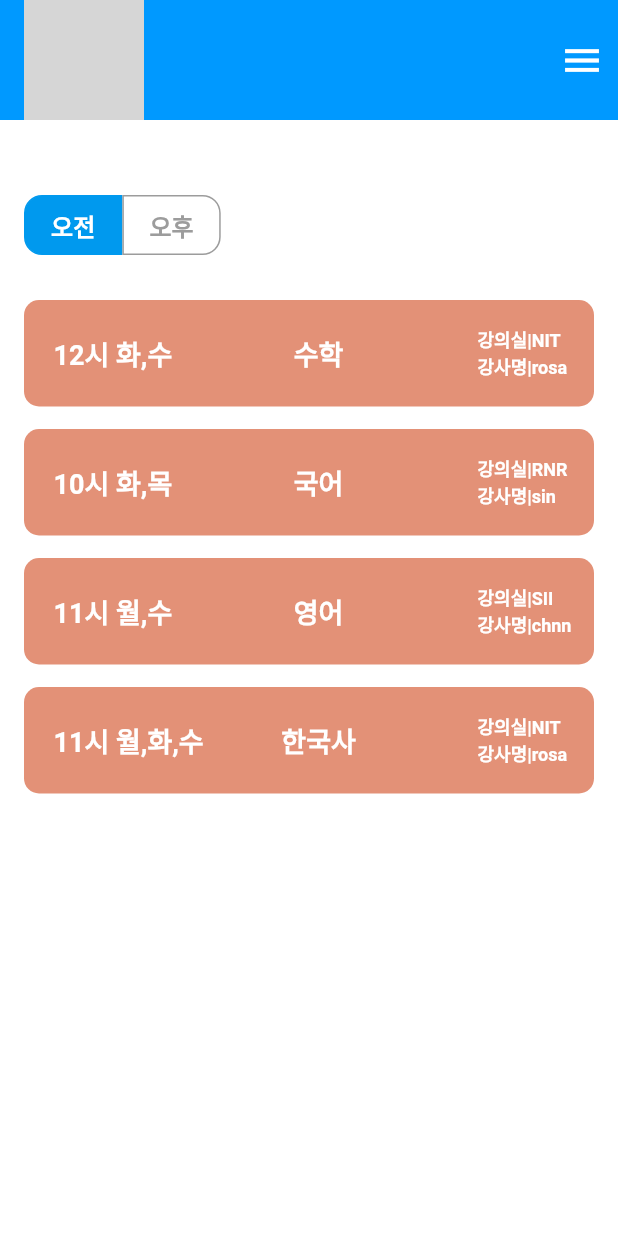
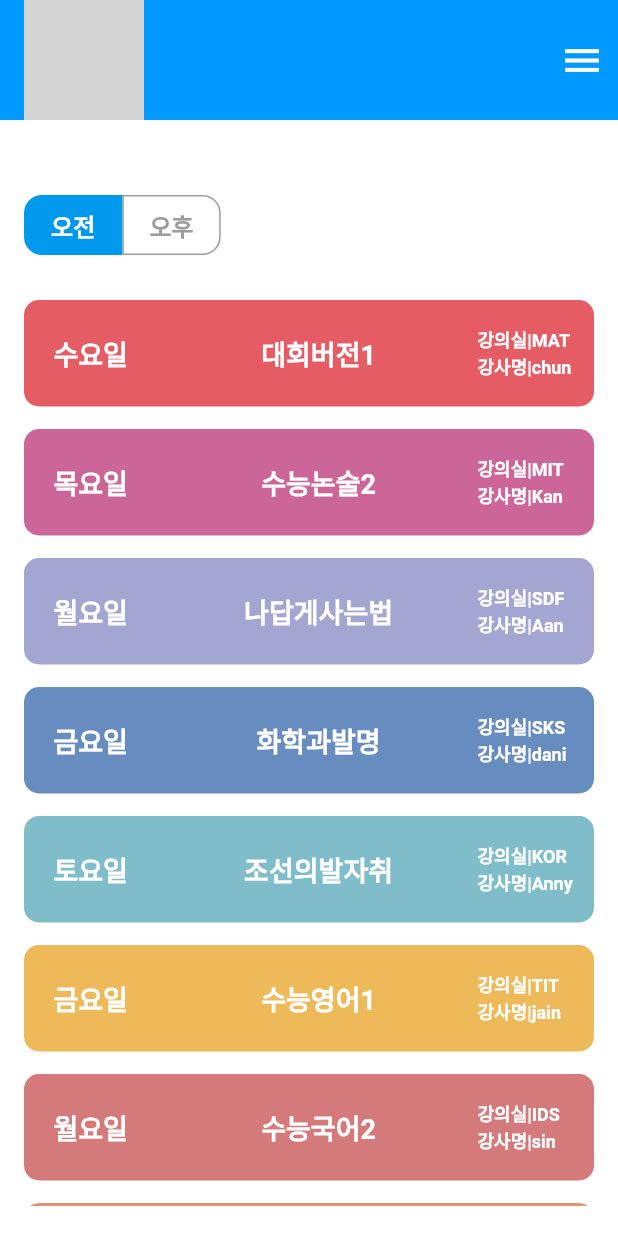
Before and after one commit to hisungmi/EDU_APP, a Flutter app: the Class screen opened by its route, after a tap on "오전", on a phone screen of 412 x 824 dp. Run offline on Flutter 3.47's test engine with Material 2 defaults, Android fonts, the phone set to English and light mode, and no system bars; drawn by our look-alikes of auto_size_text; our stand-ins replace font_awesome_flutter, page_transition, qr_flutter; grey boxes are pictures that could not be loaded.

Commit message:
배열 컬러코드, 상태값 전달하기

```diff
--- a/lib/user/attendance_status.dart
+++ b/lib/user/attendance_status.dart
@@ -2,17 +2,18 @@ import 'package:edu_application_pre/user/class.dart';
 import 'package:flutter/material.dart';
 import 'package:font_awesome_flutter/font_awesome_flutter.dart';
 
-import 'lecture.dart';
-
 class AttendanceStatus extends StatelessWidget {
   const AttendanceStatus({
     Key? key,
-    required this.lecture,
-    required MyData sunlecture,
+    required this.morning,
+    required this.evening,
+    required this.isAfternoon,
   }) : super(key: key);
 
   //컬리브레이스를 가지고 있음 ->Key? , required가 붙어서 반드시 구현해야하는 알규먼트
-  final LectureInformation lecture;
+  final MyData morning;
+  final MyData evening;
+  final bool isAfternoon;
   static const routeName = "/attendance";
 
   @override
@@ -36,7 +37,8 @@ class AttendanceStatus extends StatelessWidget {
           child: Column(
             crossAxisAlignment: CrossAxisAlignment.start,
             children: [
-              Container(
+              isAfternoon == false
+                  ? Container(
                       padding: EdgeInsets.fromLTRB(20.0, 5.0, 20.0, 5.0),
                       height: 35,
                       decoration: BoxDecoration(
@@ -45,7 +47,23 @@ class AttendanceStatus extends StatelessWidget {
                             right: Radius.circular(10),
                           )),
                       child: Text(
-                  lecture.lectureNam,
+                        morning.lectureName,
+                        style: TextStyle(
+                          fontSize: 18,
+                          color: Colors.white,
+                        ),
+                      ),
+                    )
+                  : Container(
+                      padding: EdgeInsets.fromLTRB(20.0, 5.0, 20.0, 5.0),
+                      height: 35,
+                      decoration: BoxDecoration(
+                          color: Color(0xff0099ee),
+                          borderRadius: BorderRadius.horizontal(
+                            right: Radius.circular(10),
+                          )),
+                      child: Text(
+                        evening.lectureName,
                         style: TextStyle(
                           fontSize: 18,
                           color: Colors.white,
--- a/lib/user/class.dart
+++ b/lib/user/class.dart
@@ -1,7 +1,6 @@
 import 'package:auto_size_text/auto_size_text.dart';
 import 'package:edu_application_pre/user/attendance_status.dart';
 import 'package:flutter/material.dart';
-import 'lecture.dart';
 
 class Class extends StatefulWidget {
   const Class({Key? key}) : super(key: key);
@@ -14,71 +13,154 @@ class MyData {
   final String person;
   final String place;
   final String time;
-  MyData(this.lectureName, this.person, this.place, this.time);
+  final String color;
+
+  MyData(
+    this.lectureName,
+    this.person,
+    this.place,
+    this.time,
+    this.color,
+  );
   //mydata변수에 각 샘플데이터 정의
   //List<Map<String,String>>형식으로 받아와서 List<MyData>로 변환->fromMap() 생성자를 구현하여 Map 데이터를 MyData 객체로 변환
   MyData.fromMap(Map<String, dynamic> map)
       : lectureName = map['lectureName'],
         place = map['place'],
         time = map['time'],
+        color = map['color'],
         person = map['person'];
 }
 
 class _ClassState extends State<Class> {
   bool isAfternoon = true;
 
-  static List<String> lectureTime = [
-    '17시 월,수,금',
-    '18시 월',
-    '17시 월,수',
-    '18시 월,수',
-    '17시 월,수,목',
-  ];
-  static List<String> lectureNam = [
-    '기하와 백터',
-    '말하기 듣기 쓰기 읽기 외우기',
-    '과학',
-    '영어',
-    '한국사',
-  ];
-  static List<String> location = [
-    'MIT',
-    'RIO',
-    'MIT',
-    'DJO',
-    'SKS',
-  ];
-  static List<String> name = [
-    'rosa',
-    'sin',
-    'chun',
-    'asdf',
-    'rosa',
-  ];
-
-  final List<Map<String, String>> mydatalist = [
-    {'lectureName': '수학', 'person': 'rosa', 'place': 'NIT', 'time': '12시 화,수'},
-    {'lectureName': '국어', 'person': 'sin', 'place': 'RNR', 'time': '10시 화,목'},
-    {'lectureName': '영어', 'person': 'chnn', 'place': 'SII', 'time': '11시 월,수'},
+  final List<Map<String, dynamic>> morningdatalist = [
     {
-      'lectureName': '한국사',
+      'lectureName': '대회버전1',
+      'person': 'chun',
+      'place': 'MAT',
+      'time': '수요일',
+      'color': 'e55c65'
+    },
+    {
+      'lectureName': '수능논술2',
+      'person': 'Kan',
+      'place': 'MIT',
+      'time': '목요일',
+      'color': 'cc6699'
+    },
+    {
+      'lectureName': '나답게사는법',
+      'person': 'Aan',
+      'place': 'SDF',
+      'time': '월요일',
+      'color': 'a4a6d2'
+    },
+    {
+      'lectureName': '화학과발명',
+      'person': 'dani',
+      'place': 'SKS',
+      'time': '금요일',
+      'color': '678cbf'
+    },
+    {
+      'lectureName': '조선의발자취',
+      'person': 'Anny',
+      'place': 'KOR',
+      'time': '토요일',
+      'color': '80bdca'
+    },
+    {
+      'lectureName': '수능영어1',
+      'person': 'jain',
+      'place': 'TIT',
+      'time': '금요일',
+      'color': 'eeb958'
+    },
+    {
+      'lectureName': '수능국어2',
+      'person': 'sin',
+      'place': 'IDS',
+      'time': '월요일',
+      'color': 'd57a7b'
+    },
+    {
+      'lectureName': '기하와벡터',
       'person': 'rosa',
       'place': 'NIT',
-      'time': '11시 월,화,수'
+      'time': '일요일',
+      'color': 'e39177'
+    },
+  ];
+  final List<Map<String, dynamic>> eveningdatalist = [
+    {
+      'lectureName': '수능수학',
+      'person': 'rosa',
+      'place': 'NIT',
+      'time': '화요일',
+      'color': 'e39177'
+    },
+    {
+      'lectureName': '수능국어2',
+      'person': 'sin',
+      'place': 'IDS',
+      'time': '목요일',
+      'color': 'd57a7b'
+    },
+    {
+      'lectureName': '수능영어1',
+      'person': 'jain',
+      'place': 'TIT',
+      'time': '금요일',
+      'color': 'eeb958'
+    },
+    {
+      'lectureName': '고려의발전',
+      'person': 'Anny',
+      'place': 'KOR',
+      'time': '토요일',
+      'color': '80bdca'
+    },
+    {
+      'lectureName': '물리적탐구',
+      'person': 'dani',
+      'place': 'SKS',
+      'time': '일요일',
+      'color': '678cbf'
+    },
+    {
+      'lectureName': '무슨수업',
+      'person': 'Aan',
+      'place': 'SDF',
+      'time': '월요일',
+      'color': 'a4a6d2'
+    },
+    {
+      'lectureName': '똑똑해지는법',
+      'person': 'Kan',
+      'place': 'MIT',
+      'time': '수요일',
+      'color': 'cc6699'
+    },
+    {
+      'lectureName': '대회버전2',
+      'person': 'chun',
+      'place': 'MAT',
+      'time': '수요일',
+      'color': 'e55c65'
     },
   ];
 
-//강의 객체들의 리스트이므로 클래스 이름인 LectureInformation 로
-  final List<LectureInformation> lectureData = List.generate(
-      name.length,
-      (index) => LectureInformation(
-          lectureTime[index], lectureNam[index], location[index], name[index]));
-  //강의 데이터 변수
+  //강의 데이터 변수ㅡㅛ
   @override
   Widget build(BuildContext context) {
     //list를 MyData클래스의 list로 변환, fromMap으로 Map을 MyData객체로 변환, toList로 map()에서 반환된 Iterable을 리스트로 변환
-    List<MyData> mylist =
-        mydatalist.map((data) => MyData.fromMap(data)).toList();
+    List<MyData> myeveninglist =
+        eveningdatalist.map((data) => MyData.fromMap(data)).toList();
+    List<MyData> mymorninglist =
+        morningdatalist.map((data) => MyData.fromMap(data)).toList();
+
     return Scaffold(
         appBar: AppBar(
           title: InkWell(
@@ -103,8 +185,7 @@ class _ClassState extends State<Class> {
           ],
         ),
         body: Padding(
-          padding: EdgeInsets.fromLTRB(16.0, 50.0, 16.0, 0.0),
-          child: SingleChildScrollView(
+          padding: EdgeInsets.fromLTRB(16.0, 50.0, 16.0, 20.0),
           child: Column(
             crossAxisAlignment: CrossAxisAlignment.start,
             children: [
@@ -203,18 +284,26 @@ class _ClassState extends State<Class> {
               ),
               //index 값으로 리스트 표현할때
               isAfternoon
-                    ? ListView.builder(
-                        physics: const NeverScrollableScrollPhysics(),
+                  ? Expanded(
+                      child: ListView.builder(
                         shrinkWrap: true,
-                        itemCount: name.length,
+                        itemCount: mymorninglist.length,
                         itemBuilder: (context, index) {
-                          return InkWell(
+                          MyData data = myeveninglist[index];
+                          //컬러타입변환 inp.parse(), 16진수로 표현된 색상코드를 읽어와 알파값을 255로 설정한 color객체 생성
+                          // 16진수를 10진수 정수형으로 변환과정  '0xff000000' 은 color에 알파값은 필수, 알파값 = 투명도, 알파값을 255로 설정한 것
+                          Color color = Color(
+                              int.parse(data.color, radix: 16) + 0xFF000000);
+                          return GestureDetector(
                             onTap: () {
+                              setState(() {
+                                isAfternoon = true;
+                              });
                               Navigator.of(context).push(MaterialPageRoute(
                                   builder: (context) => AttendanceStatus(
-                                        lecture: lectureData[index],
-                                        sunlecture: mylist[index],
-                                      )));
+                                      isAfternoon: isAfternoon,
+                                      morning: mymorninglist[index],
+                                      evening: myeveninglist[index])));
                             },
                             child: Container(
                               width: 358,
@@ -222,119 +311,7 @@ class _ClassState extends State<Class> {
                               margin: EdgeInsets.fromLTRB(0.0, 0.0, 0.0, 15.0),
                               padding: EdgeInsets.fromLTRB(15.0, 0.0, 0.0, 0.0),
                               decoration: BoxDecoration(
-                                  color: Color(0xffE39177),
-                                  borderRadius: BorderRadius.circular(10)),
-                              child: Row(
-                                mainAxisAlignment:
-                                    MainAxisAlignment.spaceAround,
-                                children: [
-                                  Container(
-                                    alignment: Alignment.centerLeft,
-                                    width: 110,
-                                    child: Text(
-                                      lectureData[index].lectureTime,
-                                      style: TextStyle(
-                                          fontSize: 18, color: Colors.white),
-                                    ),
-                                  ),
-                                  Container(
-                                    width: 115,
-                                    alignment: Alignment.center,
-                                    child: AutoSizeText(
-                                      lectureData[index].lectureNam,
-                                      overflow: TextOverflow.ellipsis,
-                                      maxLines: 2,
-                                      minFontSize: 14,
-                                      style: TextStyle(
-                                          fontSize: 18, color: Colors.white),
-                                    ),
-                                  ),
-                                  SizedBox(
-                                    width: 30,
-                                  ),
-                                  Container(
-                                    width: 73,
-                                    child: Column(
-                                      crossAxisAlignment:
-                                          CrossAxisAlignment.start,
-                                      mainAxisAlignment:
-                                          MainAxisAlignment.center,
-                                      children: [
-                                        Text.rich(
-                                          TextSpan(
-                                            children: <TextSpan>[
-                                              TextSpan(
-                                                text: '강의실|',
-                                                style: TextStyle(
-                                                  color: Colors.white,
-                                                  fontSize: 12,
-                                                ),
-                                              ),
-                                              TextSpan(
-                                                text:
-                                                    lectureData[index].location,
-                                                style: TextStyle(
-                                                  overflow:
-                                                      TextOverflow.ellipsis,
-                                                  color: Colors.white,
-                                                  fontSize: 12,
-                                                ),
-                                              ),
-                                            ],
-                                          ),
-                                        ),
-                                        Text.rich(
-                                          TextSpan(
-                                            children: <TextSpan>[
-                                              TextSpan(
-                                                text: '강사명|',
-                                                style: TextStyle(
-                                                  color: Colors.white,
-                                                  fontSize: 12,
-                                                ),
-                                              ),
-                                              TextSpan(
-                                                text: lectureData[index].name,
-                                                style: TextStyle(
-                                                  overflow:
-                                                      TextOverflow.ellipsis,
-                                                  color: Colors.white,
-                                                  fontSize: 12,
-                                                ),
-                                              ),
-                                            ],
-                                          ),
-                                        ),
-                                      ],
-                                    ),
-                                  ),
-                                ],
-                              ),
-                            ),
-                          );
-                        },
-                      )
-                    : ListView.builder(
-                        physics: const NeverScrollableScrollPhysics(),
-                        shrinkWrap: true,
-                        itemCount: mylist.length,
-                        itemBuilder: (context, index) {
-                          MyData data = mylist[index];
-                          return InkWell(
-                            onTap: () {
-                              Navigator.of(context).push(MaterialPageRoute(
-                                  builder: (context) => AttendanceStatus(
-                                        sunlecture: mylist[index],
-                                        lecture: lectureData[index],
-                                      )));
-                            },
-                            child: Container(
-                              width: 358,
-                              height: 71,
-                              margin: EdgeInsets.fromLTRB(0.0, 0.0, 0.0, 15.0),
-                              padding: EdgeInsets.fromLTRB(15.0, 0.0, 0.0, 0.0),
-                              decoration: BoxDecoration(
-                                  color: Color(0xffE39177),
+                                  color: color,
                                   borderRadius: BorderRadius.circular(10)),
                               child: Row(
                                 mainAxisAlignment:
@@ -425,8 +402,128 @@ class _ClassState extends State<Class> {
                           );
                         },
                       ),
+                    )
+                  : Expanded(
+                      child: ListView.builder(
+                        shrinkWrap: true,
+                        scrollDirection: Axis.vertical,
+                        itemCount: mymorninglist.length,
+                        itemBuilder: (context, index) {
+                          MyData data = mymorninglist[index];
+                          //컬러타입변환 inp.parse()
+                          Color color = Color(
+                              int.parse(data.color, radix: 16) + 0xFF000000);
+                          return GestureDetector(
+                            onTap: () {
+                              setState(() {
+                                isAfternoon = false;
+                              });
+                              Navigator.of(context).push(MaterialPageRoute(
+                                  builder: (context) => AttendanceStatus(
+                                        morning: mymorninglist[index],
+                                        evening: myeveninglist[index],
+                                        isAfternoon: isAfternoon,
+                                      )));
+                            },
+                            child: Container(
+                              width: 358,
+                              height: 71,
+                              margin: EdgeInsets.fromLTRB(0.0, 0.0, 0.0, 15.0),
+                              padding: EdgeInsets.fromLTRB(15.0, 0.0, 0.0, 0.0),
+                              decoration: BoxDecoration(
+                                  color: color,
+                                  borderRadius: BorderRadius.circular(10)),
+                              child: Row(
+                                mainAxisAlignment:
+                                    MainAxisAlignment.spaceAround,
+                                children: [
+                                  Container(
+                                    alignment: Alignment.centerLeft,
+                                    width: 110,
+                                    child: Text(
+                                      data.time,
+                                      style: TextStyle(
+                                          fontSize: 18, color: Colors.white),
+                                    ),
+                                  ),
+                                  Container(
+                                    width: 115,
+                                    alignment: Alignment.center,
+                                    child: AutoSizeText(
+                                      data.lectureName,
+                                      overflow: TextOverflow.ellipsis,
+                                      maxLines: 2,
+                                      minFontSize: 14,
+                                      style: TextStyle(
+                                          fontSize: 18, color: Colors.white),
+                                    ),
+                                  ),
+                                  SizedBox(
+                                    width: 30,
+                                  ),
+                                  Container(
+                                    width: 73,
+                                    child: Column(
+                                      crossAxisAlignment:
+                                          CrossAxisAlignment.start,
+                                      mainAxisAlignment:
+                                          MainAxisAlignment.center,
+                                      children: [
+                                        Text.rich(
+                                          TextSpan(
+                                            children: <TextSpan>[
+                                              TextSpan(
+                                                text: '강의실|',
+                                                style: TextStyle(
+                                                  color: Colors.white,
+                                                  fontSize: 12,
+                                                ),
+                                              ),
+                                              TextSpan(
+                                                text: data.place,
+                                                style: TextStyle(
+                                                  overflow:
+                                                      TextOverflow.ellipsis,
+                                                  color: Colors.white,
+                                                  fontSize: 12,
+                                                ),
+                                              ),
                                             ],
                                           ),
+                                        ),
+                                        Text.rich(
+                                          TextSpan(
+                                            children: <TextSpan>[
+                                              TextSpan(
+                                                text: '강사명|',
+                                                style: TextStyle(
+                                                  color: Colors.white,
+                                                  fontSize: 12,
+                                                ),
+                                              ),
+                                              TextSpan(
+                                                text: data.person,
+                                                style: TextStyle(
+                                                  overflow:
+                                                      TextOverflow.ellipsis,
+                                                  color: Colors.white,
+                                                  fontSize: 12,
+                                                ),
+                                              ),
+                                            ],
+                                          ),
+                                        ),
+                                      ],
+                                    ),
+                                  ),
+                                ],
+                              ),
+                            ),
+                          );
+                        },
+                      ),
+                    ),
+            ],
           ),
         ));
   }
--- a/lib/user/lecture.dart
+++ /dev/null
@@ -1,10 +0,0 @@
-class LectureInformation {
-  final String lectureTime;
-  final String lectureNam;
-  final String location;
-  final String name;
-
-  LectureInformation(
-      this.lectureTime, this.lectureNam, this.location, this.name);
-}
-//MyData data = mylist[index]; , mylist.length
```
Also changed, not shown: 2 other files. Lines whose indentation alone changed are shown as unchanged.
